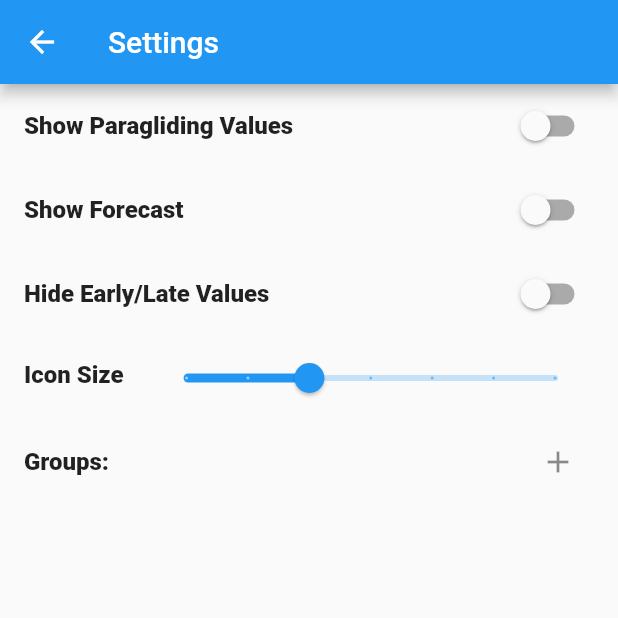
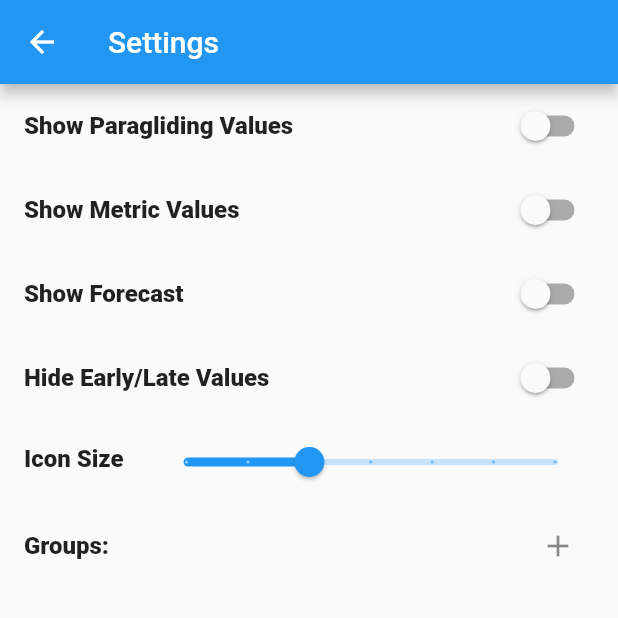
Before and after one commit to philseeley/wheretoflyapp, a Flutter app: the SiteForecast screen opened directly with empty values, after a tap on the "settings" icon, on a phone screen of 412 x 824 dp, the top half of it. Run offline on Flutter 3.47's test engine with Material 2 defaults, Android fonts, the phone set to English and light mode, and no system bars; our stand-ins replace cached_network_image, location; missing offline and left inert: great_circle_distance; network calls fail.

Commit message:
Added Show Metric option.

```diff
--- a/lib/Data.dart
+++ b/lib/Data.dart
@@ -22,6 +22,7 @@ class Group {
 class Settings {
   bool showPGValues = false;
   bool showForecast = false;
+  bool showMetric = false;
   num iconSize = 40.0;
   bool hideExtremes = false;
   List<Group> groups = [];
@@ -36,6 +37,7 @@ class Settings {
     return {
       'showPGValues': showPGValues,
       'showForecast': showForecast,
+      'showMetric': showMetric,
       'iconSize': iconSize,
       'hideExtremes': hideExtremes,
       'groups': groups
@@ -52,6 +54,7 @@ class Settings {
 
       if(data['showPGValues'] != null) showPGValues = data['showPGValues'];
       if(data['showForecast'] != null) showForecast = data['showForecast'];
+      if(data['showMetric'  ] != null) showMetric = data['showMetric'];
       if(data['iconSize'    ] != null) iconSize = data['iconSize'];
       if(data['hideExtremes'] != null) hideExtremes = data['hideExtremes'];
 
@@ -80,11 +83,10 @@ class Condition {
   final String dirStr;
   final double dir;
   final int kts;
-  final int kmh;
   final Color colour;
   final Color pgColour;
 
-  Condition(this.dirStr, this.dir, this.kts, this.kmh, this.colour, this.pgColour);
+  Condition(this.dirStr, this.dir, this.kts, this.colour, this.pgColour);
 }
 
 class Forecast {
@@ -206,11 +208,6 @@ List<Site> parseSites(dynamic data, double latitude, double longitude) {
         {
           kts = int.parse(c['kts']);
         } catch(e){}
-        int kmh = 0;
-        try
-        {
-          kmh = int.parse(c['kmh']);
-        } catch(e){}
 
         Color colour = Colors.black26;
         switch(c['colour'])
@@ -240,7 +237,7 @@ List<Site> parseSites(dynamic data, double latitude, double longitude) {
             break;
         }
 
-        var condition = Condition(c['dir'], _dirs[c['dir']], kts, kmh, colour, pgColour);
+        var condition = Condition(c['dir'], _dirs[c['dir']], kts, colour, pgColour);
         forecast.conditions.add(condition);
       }
     }
--- a/lib/SettingsPage.dart
+++ b/lib/SettingsPage.dart
@@ -24,6 +24,13 @@ class _SettingsState extends State<SettingsPage> {
         onChanged: (bool value) {
           setState(() {
             settings.showPGValues = value;
+          });
+        }),
+      SwitchListTile(title: Text("Show Metric Values"),
+        value: settings.showMetric,
+        onChanged: (bool value) {
+          setState(() {
+            settings.showMetric = value;
           });
         }),
       SwitchListTile(title: Text("Show Forecast"),
--- a/lib/SiteForecastListView.dart
+++ b/lib/SiteForecastListView.dart
@@ -28,7 +28,9 @@ class SiteForecastListView extends StatefulWidget {
 
       if(!settings.hideExtremes || (i>1 && i<forecast.conditions.length-1)){
         Color colour = settings.showPGValues ? c.pgColour : c.colour;
-        int speed = settings.showPGValues ? c.kmh : c.kts;
+        int speed = c.kts;
+        if(settings.showMetric)
+          speed = (speed*1.85).round();
 
         if(colour != Colors.black26)
           on = true;
@@ -72,12 +74,19 @@ class SiteForecastListView extends StatefulWidget {
 
   static Row buildTitleRow(BuildContext context, Settings settings, Site site) {
     String speed = site.minDir+"-"+site.maxDir+" ";
-    if(settings.showPGValues)
-      speed += site.minPGSpeed.toString()+"-"+site.maxPGSpeed.toString()+" kmh";
-    else
-      speed += site.minSpeed.toString()+"-"+site.maxSpeed.toString()+" kts";
 
-//    return Text(site.title+" "+site.minDir+"-"+site.maxDir+" "+speed, textAlign: TextAlign.center);
+    int minSpeed = (settings.showPGValues) ? site.minPGSpeed : site.minSpeed;
+    int maxSpeed = (settings.showPGValues) ? site.maxPGSpeed : site.maxSpeed;
+
+    if(settings.showMetric)
+    {
+      minSpeed = (minSpeed*1.85).round();
+      maxSpeed = (maxSpeed*1.85).round();
+    }
+
+    speed += minSpeed.toString()+"-"+maxSpeed.toString();
+    speed += (settings.showMetric) ? " kmh" : " kts";
+
     return Row(children: <Widget>[
       Expanded(child: Text(site.title, textAlign: TextAlign.center)),
       Expanded(child: Text(speed, textAlign: TextAlign.center, style: Theme.of(context).textTheme.body2))
```
